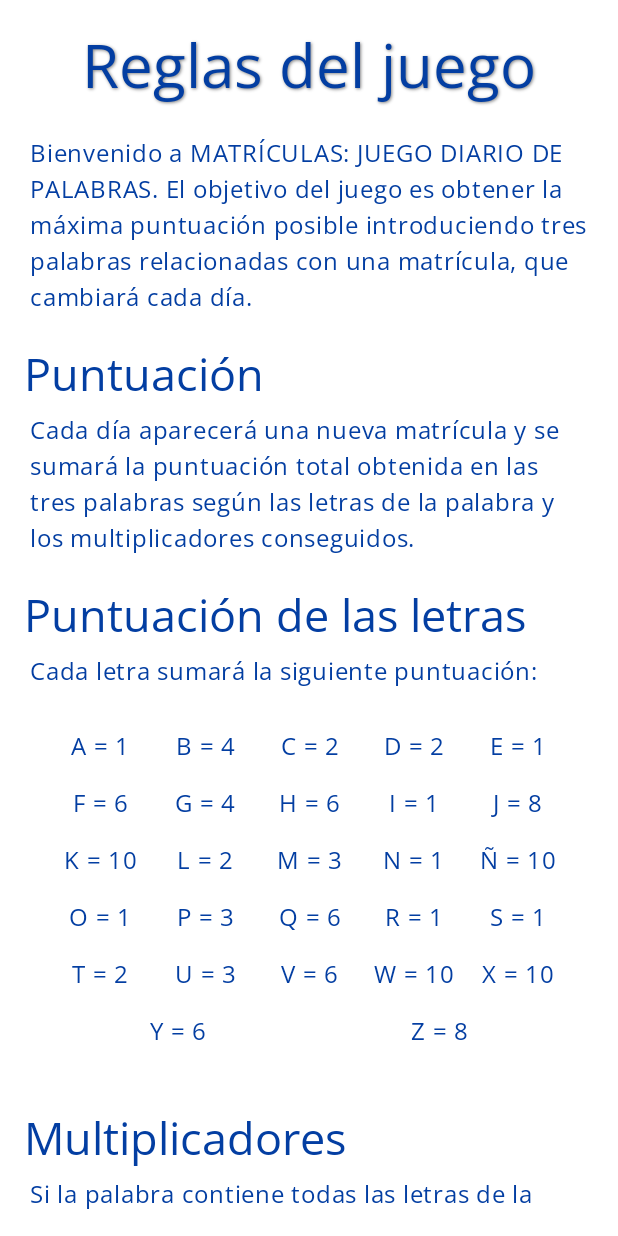
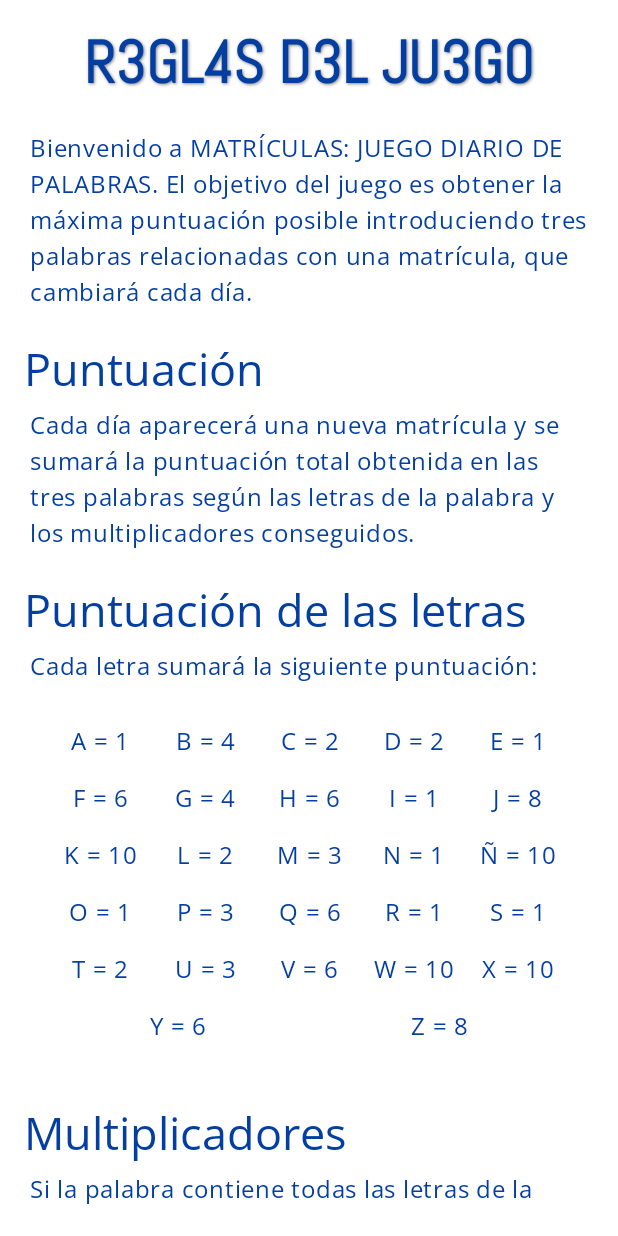
Before and after one commit to clozano-dev/matriculas-mvvm, an Android app built with Jetpack Compose: the composable RulesScreen shown on its own in the app's theme, on a phone screen of 412 x 824 dp. Run offline under Robolectric (Android 15) with nearby library versions, the phone set to English and light mode, and no system bars; our stand-ins replace accompanist.

Commit message:
clean project

```diff
--- a/app/src/main/java/com/clozanodev/matriculas/di/AppModule.kt
+++ b/app/src/main/java/com/clozanodev/matriculas/di/AppModule.kt
@@ -1,6 +1,5 @@
 package com.clozanodev.matriculas.di
 
-import android.app.Application
 import android.content.Context
 import dagger.Module
 import dagger.Provides
--- a/app/src/main/java/com/clozanodev/matriculas/repository/UserRepository.kt
+++ b/app/src/main/java/com/clozanodev/matriculas/repository/UserRepository.kt
@@ -7,9 +7,6 @@ import javax.inject.Inject
 class UserRepository @Inject constructor(
     private val userStatsDao: UserStatsDao
 ) {
-    suspend fun insertUserStats(userStats: UserStats) {
-        userStatsDao.insertUserStats(userStats)
-    }
     suspend fun getUserStats(): UserStats? {
         return userStatsDao.getUserStats()
     }
--- a/app/src/main/java/com/clozanodev/matriculas/ui/MainScreen.kt
+++ b/app/src/main/java/com/clozanodev/matriculas/ui/MainScreen.kt
@@ -5,8 +5,6 @@ import androidx.compose.foundation.layout.padding
 import androidx.compose.foundation.layout.statusBarsPadding
 import androidx.compose.material3.Scaffold
 import androidx.compose.runtime.Composable
-import androidx.compose.runtime.LaunchedEffect
-import androidx.compose.runtime.getValue
 import androidx.compose.ui.Modifier
 import androidx.hilt.navigation.compose.hiltViewModel
 import androidx.navigation.compose.NavHost
--- a/app/src/main/java/com/clozanodev/matriculas/ui/home/Plate.kt
+++ b/app/src/main/java/com/clozanodev/matriculas/ui/home/Plate.kt
@@ -5,10 +5,8 @@ import androidx.compose.foundation.layout.Arrangement
 import androidx.compose.foundation.layout.Box
 import androidx.compose.foundation.layout.Row
 import androidx.compose.foundation.layout.fillMaxSize
-import androidx.compose.foundation.layout.fillMaxWidth
 import androidx.compose.foundation.layout.padding
 import androidx.compose.foundation.layout.size
-import androidx.compose.foundation.layout.wrapContentSize
 import androidx.compose.material3.Text
 import androidx.compose.runtime.Composable
 import androidx.compose.ui.Alignment
--- a/app/src/main/java/com/clozanodev/matriculas/ui/home/ScoreCard.kt
+++ b/app/src/main/java/com/clozanodev/matriculas/ui/home/ScoreCard.kt
@@ -1,6 +1,5 @@
 package com.clozanodev.matriculas.ui.home
 
-import androidx.compose.foundation.BorderStroke
 import androidx.compose.foundation.Image
 import androidx.compose.foundation.layout.Column
 import androidx.compose.foundation.layout.padding
--- a/app/src/main/java/com/clozanodev/matriculas/ui/rules/LetterScoreTable.kt
+++ b/app/src/main/java/com/clozanodev/matriculas/ui/rules/LetterScoreTable.kt
@@ -6,21 +6,13 @@ import androidx.compose.foundation.layout.Column
 import androidx.compose.foundation.layout.Row
 import androidx.compose.foundation.layout.fillMaxWidth
 import androidx.compose.foundation.layout.padding
-import androidx.compose.material.Text
+import androidx.compose.material3.Text
 import androidx.compose.material3.MaterialTheme
 import androidx.compose.runtime.Composable
 import androidx.compose.ui.Alignment
 import androidx.compose.ui.Modifier
-import androidx.compose.ui.text.TextStyle
-import androidx.compose.ui.text.font.Font
-import androidx.compose.ui.text.font.FontFamily
-import androidx.compose.ui.text.font.FontWeight
 import androidx.compose.ui.text.style.TextAlign
 import androidx.compose.ui.unit.dp
-import androidx.compose.ui.unit.sp
-import com.clozanodev.matriculas.R
-
-val regularFontTable = FontFamily(Font(R.font.roboto_regular))
 
 @Composable
 fun MyLetterScores() {
--- a/app/src/main/java/com/clozanodev/matriculas/ui/rules/RulesScreen.kt
+++ b/app/src/main/java/com/clozanodev/matriculas/ui/rules/RulesScreen.kt
@@ -17,17 +17,12 @@ import androidx.compose.ui.graphics.Color
 import androidx.compose.ui.graphics.Shadow
 import androidx.compose.ui.res.stringResource
 import androidx.compose.ui.text.TextStyle
-import androidx.compose.ui.text.font.Font
-import androidx.compose.ui.text.font.FontFamily
 import androidx.compose.ui.text.font.FontWeight
 import androidx.compose.ui.text.style.TextAlign
 import androidx.compose.ui.unit.dp
 import androidx.compose.ui.unit.sp
 import com.clozanodev.matriculas.R
-
-val regularFont = FontFamily(Font(R.font.roboto_regular))
-
-
+import com.clozanodev.matriculas.ui.theme.PlateFontFamily
 
 @Composable
 fun RulesScreen() {
@@ -40,6 +35,18 @@ fun RulesScreen() {
         color = MaterialTheme.colorScheme.primary,
         textAlign = TextAlign.Start
     )
+
+    val titleTextStyle = TextStyle(
+        fontFamily = PlateFontFamily,
+        fontWeight = FontWeight.Bold,
+        fontSize = 40.sp,
+        shadow = Shadow(
+            color = Color.Gray,
+            offset = Offset(1f, 1f),
+            blurRadius = 2f
+        ), color = MaterialTheme.colorScheme.primary, textAlign = TextAlign.Center
+    )
+
 
     val rules = listOf(
         R.string.game_rules_description,
@@ -77,16 +84,10 @@ fun RulesScreen() {
             .padding(16.dp),
         horizontalAlignment = Alignment.CenterHorizontally
     ) {
-/*
-        MyPlate(text = stringResource(R.string.game_rules_title))
-*/
+
         Text(
             text = stringResource(R.string.game_rules_title),
-            style = MaterialTheme.typography.titleLarge.copy(
-                shadow = Shadow(color = Color.Gray, offset = Offset(1f, 1f), blurRadius = 2f),
-                color = MaterialTheme.colorScheme.primary,
-                textAlign = TextAlign.Center
-            )
+            style = titleTextStyle
 
         )
         Spacer(modifier = Modifier.height(16.dp))
--- a/app/src/main/java/com/clozanodev/matriculas/ui/statistics/StatisticsCard.kt
+++ b/app/src/main/java/com/clozanodev/matriculas/ui/statistics/StatisticsCard.kt
@@ -1,6 +1,5 @@
 package com.clozanodev.matriculas.ui.statistics
 
-import androidx.compose.foundation.BorderStroke
 import androidx.compose.foundation.Image
 import androidx.compose.foundation.layout.Column
 import androidx.compose.foundation.layout.Row
--- a/app/src/main/java/com/clozanodev/matriculas/ui/theme/Theme.kt
+++ b/app/src/main/java/com/clozanodev/matriculas/ui/theme/Theme.kt
@@ -39,7 +39,6 @@ private val LightColorScheme = lightColorScheme(
 @Composable
 fun MatriculasTheme(
     darkTheme: Boolean = isSystemInDarkTheme(),
-    // Dynamic color is available on Android 12+
     dynamicColor: Boolean = false,
     content: @Composable () -> Unit
 ) {
--- a/app/src/main/java/com/clozanodev/matriculas/viewmodel/MainViewModel.kt
+++ b/app/src/main/java/com/clozanodev/matriculas/viewmodel/MainViewModel.kt
@@ -1,7 +1,6 @@
 package com.clozanodev.matriculas.viewmodel
 
 import android.content.Context
-import android.util.Log
 import androidx.lifecycle.ViewModel
 import androidx.lifecycle.viewModelScope
 import com.clozanodev.matriculas.data.local.entities.UserStats
@@ -31,7 +30,6 @@ class MainViewModel @Inject constructor(
 ) : ViewModel() {
 
     private val _insertStatus = MutableStateFlow<String?>(null)
-    val insertStatus: StateFlow<String?> get() = _insertStatus
 
     private val _userStats = MutableStateFlow<UserStats?>(null)
     val userStats: StateFlow<UserStats?> get() = _userStats
@@ -61,7 +59,6 @@ class MainViewModel @Inject constructor(
 
     init {
         loadGameState()
-        /*fetchCurrentLicensePlate()*/
         getUserStats()
         loadSubmittedWordAndScores()
         subscribeToDailyNotifications()
--- a/app/src/main/res/values/strings.xml
+++ b/app/src/main/res/values/strings.xml
@@ -1,5 +1,5 @@
 <resources>
-    <string name="app_name">matriculas</string>
+    <string name="app_name">Matrículas - Juego diario de palabras</string>
     <string name="statistics">Estadísticas</string>
     <string name="home">Inicio</string>
     <string name="rules">Reglas</string>
@@ -25,10 +25,10 @@
     <string name="highest_score">Máxima puntuación</string>
     <string name="current_consecutive_gold">Días oro consecutivos actuales</string>
     <string name="max_consecutive_gold">Maxímo de días oro consecutivos</string>
-    <string name="statistics_title">Estadísticas</string>
+    <string name="statistics_title">E5TADÍST1C4S</string>
 
     <string name="info">Información</string>
-    <string name="game_rules_title">Reglas del juego</string>
+    <string name="game_rules_title">R3GL4S D3L JU3G0</string>
     <string name="game_rules_description">Bienvenido a MATRÍCULAS: JUEGO DIARIO DE PALABRAS. El objetivo del juego es obtener la máxima puntuación posible introduciendo tres palabras relacionadas con una matrícula, que cambiará cada día.</string>
     <string name="game_rules_score_title">Puntuación</string>
     <string name="game_rules_score_description">Cada día aparecerá una nueva matrícula y se sumará la puntuación total obtenida en las tres palabras según las letras de la palabra y los multiplicadores conseguidos. </string>
@@ -51,6 +51,7 @@
 
     <string name="notification_channel_id">Avisos diarios</string>
     <string name="plates">Matrículas</string>
+    <string name="plates_title">M4TR1CUL4S</string>
     <string name="return_tomorrow">Vuelve mañana para jugar con la siguiente matrícula</string>
     <string name="rule_1">La palabra contiene todas las letras</string>
     <string name="rule_2">La palabra contiene todas las letras en orden</string>
```
Also changed, not shown: app/src/main/java/com/clozanodev/matriculas/MatriculasApp.kt (+0 -9 lines), app/src/main/java/com/clozanodev/matriculas/data/remote/api/LicensePlateApi.kt (+1 -7 lines), app/src/main/java/com/clozanodev/matriculas/ui/home/HomeScreen.kt (+19 -19 lines), app/src/main/java/com/clozanodev/matriculas/ui/home/WordsCard.kt (+0 -7 lines), app/src/main/java/com/clozanodev/matriculas/ui/statistics/StatisticsScreen.kt (+16 -6 lines), app/src/main/res/font/roboto_bold.ttf (deleted).
